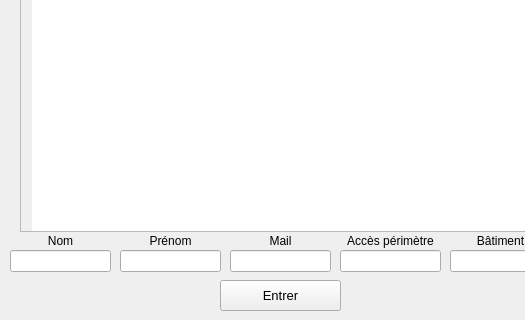
First picture: the form in Projet_Ajour/gestion.ui, repository simzrch/Projet_Entremont, before the edit; both pictures show x 0 to 525 and y 460 to 780 of the 1280 by 780 pixel window.
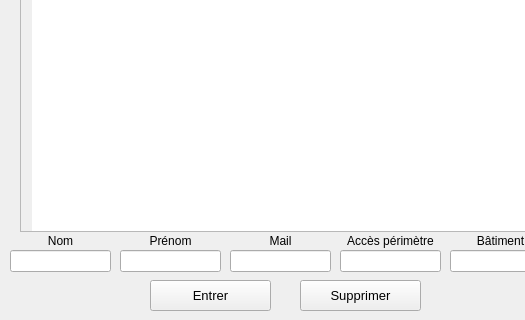
Second picture: the form after the edit.

Diff of the .ui file:
```diff
--- a/Projet_Ajour/gestion.ui
+++ b/Projet_Ajour/gestion.ui
@@ -412,7 +412,7 @@
   <widget class="QPushButton" name="ButtonEntrer">
    <property name="geometry">
     <rect>
-     <x>220</x>
+     <x>150</x>
      <y>740</y>
      <width>121</width>
      <height>31</height>
@@ -453,6 +453,24 @@
     <set>Qt::AlignCenter</set>
    </property>
   </widget>
+  <widget class="QPushButton" name="ButtonSupprimer">
+   <property name="geometry">
+    <rect>
+     <x>300</x>
+     <y>740</y>
+     <width>121</width>
+     <height>31</height>
+    </rect>
+   </property>
+   <property name="font">
+    <font>
+     <pointsize>10</pointsize>
+    </font>
+   </property>
+   <property name="text">
+    <string>Supprimer</string>
+   </property>
+  </widget>
   <zorder>ButtonAccueil</zorder>
   <zorder>ButtonGestion</zorder>
   <zorder>ButtonPerimetres</zorder>
```
Left out of the diff: 1 changed line with no effect on the pictures.
